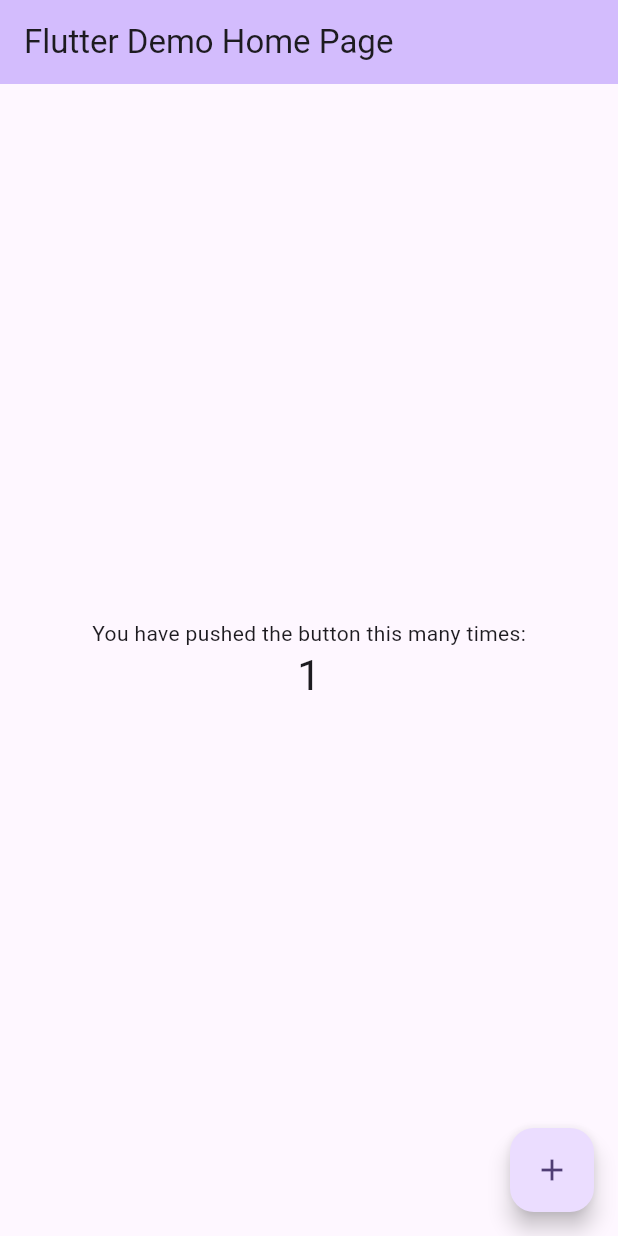
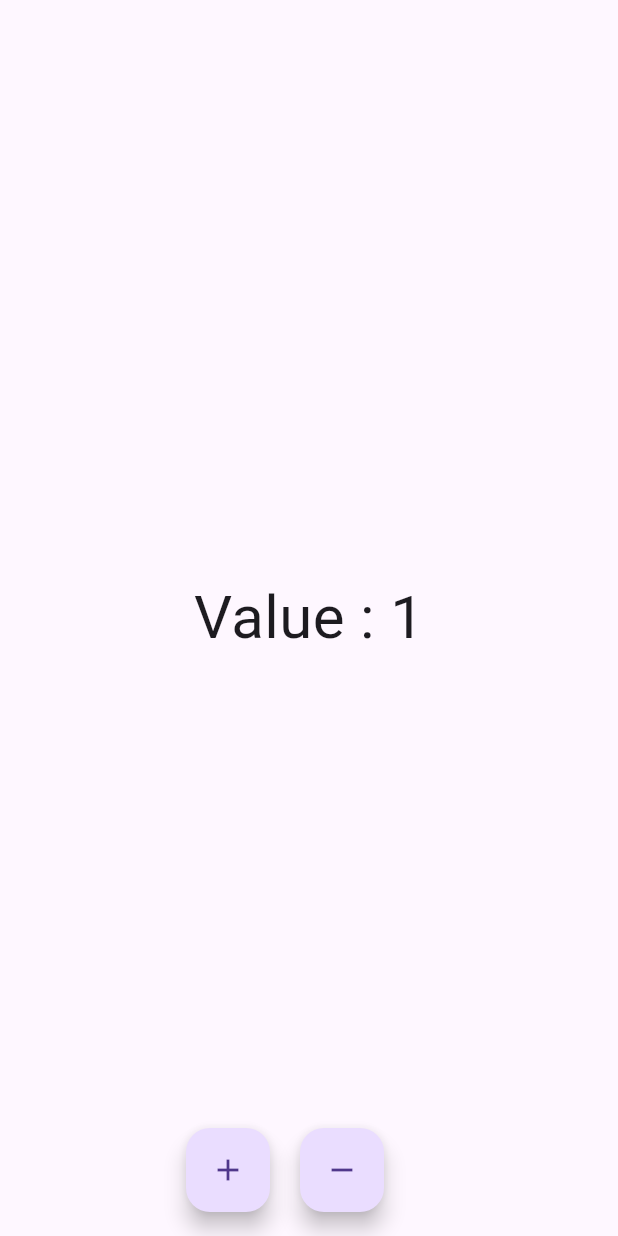
Before and after one commit to AbirHasanShuvo/reen_list, a Flutter app: the screen it shows after launch, after a tap on the "add" icon, on a phone screen of 412 x 824 dp. Run offline on Flutter 3.47's test engine with Material 3 defaults, Android fonts, the phone set to English and light mode, and no system bars; our stand-ins replace flutter_riverpod.

Commit message:
two floating button with riverpod working

```diff
--- a/lib/main.dart
+++ b/lib/main.dart
@@ -1,122 +1,60 @@
+import 'package:flutter/cupertino.dart';
 import 'package:flutter/material.dart';
+import 'package:flutter_riverpod/flutter_riverpod.dart';
+import 'package:flutter_riverpod/legacy.dart';
 
 void main() {
-  runApp(const MyApp());
+  runApp(ProviderScope(child: MyApp()));
 }
 
 class MyApp extends StatelessWidget {
   const MyApp({super.key});
 
-  // This widget is the root of your application.
   @override
   Widget build(BuildContext context) {
-    return MaterialApp(
-      title: 'Flutter Demo',
-      theme: ThemeData(
-        // This is the theme of your application.
-        //
-        // TRY THIS: Try running your application with "flutter run". You'll see
-        // the application has a purple toolbar. Then, without quitting the app,
-        // try changing the seedColor in the colorScheme below to Colors.green
-        // and then invoke "hot reload" (save your changes or press the "hot
-        // reload" button in a Flutter-supported IDE, or press "r" if you used
-        // the command line to start the app).
-        //
-        // Notice that the counter didn't reset back to zero; the application
-        // state is not lost during the reload. To reset the state, use hot
-        // restart instead.
-        //
-        // This works for code too, not just values: Most code changes can be
-        // tested with just a hot reload.
-        colorScheme: .fromSeed(seedColor: Colors.deepPurple),
-      ),
-      home: const MyHomePage(title: 'Flutter Demo Home Page'),
-    );
+    return MaterialApp(home: HomeScreen());
   }
 }
 
-class MyHomePage extends StatefulWidget {
-  const MyHomePage({super.key, required this.title});
+final counterStateProvider = StateProvider<int>((ref) {
+  return 0;
+});
 
-  // This widget is the home page of your application. It is stateful, meaning
-  // that it has a State object (defined below) that contains fields that affect
-  // how it looks.
-
-  // This class is the configuration for the state. It holds the values (in this
-  // case the title) provided by the parent (in this case the App widget) and
-  // used by the build method of the State. Fields in a Widget subclass are
-  // always marked "final".
-
-  final String title;
+class HomeScreen extends ConsumerWidget {
+  const HomeScreen({super.key});
 
   @override
-  State<MyHomePage> createState() => _MyHomePageState();
-}
+  Widget build(BuildContext context, WidgetRef ref) {
+    var value = ref.watch(counterStateProvider);
+    //for just showing the value this method worked
+    return Scaffold(
+      body: Center(
+        child: Text(
+          "Value : ${value.toString()}",
+          style: TextStyle(fontSize: 40),
+        ),
+      ),
 
-class _MyHomePageState extends State<MyHomePage> {
-  int _counter = 0;
-
-  void _incrementCounter() {
-    setState(() {
-      // This call to setState tells the Flutter framework that something has
-      // changed in this State, which causes it to rerun the build method below
-      // so that the display can reflect the updated values. If we changed
-      // _counter without calling setState(), then the build method would not be
-      // called again, and so nothing would appear to happen.
-      _counter++;
-    });
-  }
-
-  @override
-  Widget build(BuildContext context) {
-    // This method is rerun every time setState is called, for instance as done
-    // by the _incrementCounter method above.
-    //
-    // The Flutter framework has been optimized to make rerunning build methods
-    // fast, so that you can just rebuild anything that needs updating rather
-    // than having to individually change instances of widgets.
-    return Scaffold(
-      appBar: AppBar(
-        // TRY THIS: Try changing the color here to a specific color (to
-        // Colors.amber, perhaps?) and trigger a hot reload to see the AppBar
-        // change color while the other colors stay the same.
-        backgroundColor: Theme.of(context).colorScheme.inversePrimary,
-        // Here we take the value from the MyHomePage object that was created by
-        // the App.build method, and use it to set our appbar title.
-        title: Text(widget.title),
-      ),
-      body: Center(
-        // Center is a layout widget. It takes a single child and positions it
-        // in the middle of the parent.
-        child: Column(
-          // Column is also a layout widget. It takes a list of children and
-          // arranges them vertically. By default, it sizes itself to fit its
-          // children horizontally, and tries to be as tall as its parent.
-          //
-          // Column has various properties to control how it sizes itself and
-          // how it positions its children. Here we use mainAxisAlignment to
-          // center the children vertically; the main axis here is the vertical
-          // axis because Columns are vertical (the cross axis would be
-          // horizontal).
-          //
-          // TRY THIS: Invoke "debug painting" (choose the "Toggle Debug Paint"
-          // action in the IDE, or press "p" in the console), to see the
-          // wireframe for each widget.
-          mainAxisAlignment: .center,
+      floatingActionButton: Padding(
+        padding: EdgeInsets.symmetric(horizontal: 10),
+        child: Row(
+          mainAxisAlignment: MainAxisAlignment.center,
           children: [
-            const Text('You have pushed the button this many times:'),
-            Text(
-              '$_counter',
-              style: Theme.of(context).textTheme.headlineMedium,
+            FloatingActionButton(
+              //for updating the value obviously needed notifier and state also
+              onPressed: () => ref.read(counterStateProvider.notifier).state++,
+              child: Icon(Icons.add),
+            ),
+            const SizedBox(width: 20),
+            FloatingActionButton(
+              onPressed: () {
+                ref.read(counterStateProvider.notifier).state--;
+              },
+              child: Icon(Icons.remove),
             ),
           ],
         ),
       ),
-      floatingActionButton: FloatingActionButton(
-        onPressed: _incrementCounter,
-        tooltip: 'Increment',
-        child: const Icon(Icons.add),
-      ),
     );
   }
 }
--- /dev/null
+++ b/lib/services/services.dart
@@ -0,0 +1,12 @@
+import 'dart:io';
+import 'package:http/http.dart';
+
+class ApiServices {
+  String endpoint = "https://reqres.in/api/users?page=2";
+
+  getUsers() async {
+    Response response = await get(Uri.parse(endpoint));
+    if (response.statusCode == 200) {
+    } else {}
+  }
+}
--- a/pubspec.yaml
+++ b/pubspec.yaml
@@ -35,6 +35,7 @@ dependencies:
   # Use with the CupertinoIcons class for iOS style icons.
   cupertino_icons: ^1.0.8
   flutter_riverpod: ^3.3.1
+  http: ^1.6.0
 
 dev_dependencies:
   flutter_test:
```
Also changed, not shown: pubspec.lock.
